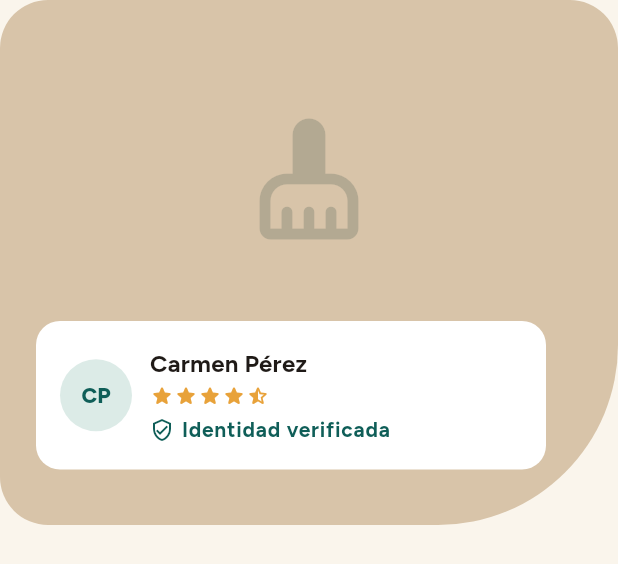
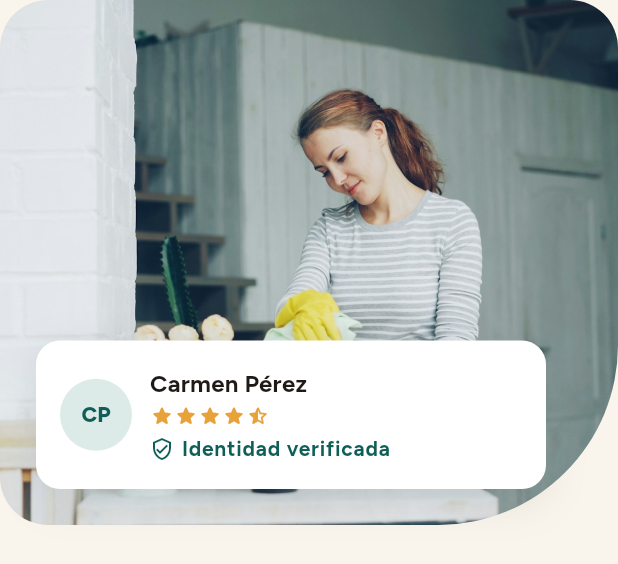
Before and after one commit to Dcarvajal13/limpiaya, a Flutter app: the _BloqueImagen widget shown alone on an empty page, opened directly, on a phone screen of 412 x 824 dp. Shown: the top 564 px of the screen. Run offline on Flutter 3.47's test engine with Material 3 defaults, Android fonts, the phone set to English and light mode, and no system bars; our stand-ins replace flutter_riverpod, go_router, google_fonts, supabase_flutter; accounts and stored records are empty; statements that could not run were skipped.

Commit message:
feat(HU-62): foto en el bloque para trabajadoras

```diff
--- a/lib/presentation/screens/landing/widgets/seccion_trabajadoras.dart
+++ b/lib/presentation/screens/landing/widgets/seccion_trabajadoras.dart
@@ -40,51 +40,62 @@ class SeccionTrabajadoras extends StatelessWidget {
   }
 }
 
-/// Espacio reservado para una foto real. Mientras tanto muestra una
-/// tarjeta de ejemplo de una trabajadora.
+/// Foto de una trabajadora con una tarjeta de ejemplo encima.
 ///
-/// TODO: cuando tengamos una foto propia, ponerla en assets/ y usar
-/// DecorationImage aquí.
+/// La foto está en assets/images/trabajadora.jpg. Si no carga, se ve el
+/// bloque arena de fondo y la tarjeta igual.
 class _BloqueImagen extends StatelessWidget {
   const _BloqueImagen();
+
+  static const _foto = 'assets/images/trabajadora.jpg';
+
+  static const _forma = BorderRadius.only(
+    topLeft: Radius.circular(32),
+    topRight: Radius.circular(32),
+    bottomLeft: Radius.circular(32),
+    bottomRight: Radius.circular(120),
+  );
 
   @override
   Widget build(BuildContext context) {
     final textos = Theme.of(context).textTheme;
     final movil = Responsive.esMovil(context);
 
-    return Container(
-      constraints: BoxConstraints(minHeight: movil ? 350 : 480),
-      decoration: const BoxDecoration(
-        color: AppColors.arenaOscura,
-        borderRadius: BorderRadius.only(
-          topLeft: Radius.circular(32),
-          topRight: Radius.circular(32),
-          bottomLeft: Radius.circular(32),
-          bottomRight: Radius.circular(120),
-        ),
-      ),
-      padding: const EdgeInsets.all(24),
-      child: Column(
-        mainAxisSize: MainAxisSize.min,
-        crossAxisAlignment: CrossAxisAlignment.start,
+    return SizedBox(
+      height: movil ? 350 : 480,
+      child: Stack(
         children: [
-          SizedBox(
-            height: movil ? 190 : 300,
-            child: Center(
-              child: Icon(
-                Icons.cleaning_services_rounded,
-                size: movil ? 88 : 120,
-                color: AppColors.primarioOscuro.withValues(alpha: 0.18),
+          Positioned.fill(
+            child: ClipRRect(
+              borderRadius: _forma,
+              child: Image.asset(
+                _foto,
+                fit: BoxFit.cover,
+                semanticLabel: 'Una trabajadora limpiando una casa',
+                errorBuilder: (context, error, stackTrace) =>
+                    const ColoredBox(color: AppColors.arenaOscura),
               ),
             ),
           ),
-          Container(
+          Positioned(
+            left: 24,
+            right: 24,
+            bottom: 24,
+            child: Align(
+              alignment: Alignment.bottomLeft,
+              child: Container(
                 constraints: const BoxConstraints(maxWidth: 340),
                 padding: const EdgeInsets.all(16),
                 decoration: BoxDecoration(
                   color: AppColors.superficie,
                   borderRadius: BorderRadius.circular(16),
+                  boxShadow: [
+                    BoxShadow(
+                      color: AppColors.primarioOscuro.withValues(alpha: 0.12),
+                      blurRadius: 24,
+                      offset: const Offset(0, 8),
+                    ),
+                  ],
                 ),
                 child: Row(
                   children: [
@@ -103,6 +114,8 @@ class _BloqueImagen extends StatelessWidget {
                       ),
                     ),
                   ],
+                ),
+              ),
             ),
           ),
         ],
--- a/pubspec.yaml
+++ b/pubspec.yaml
@@ -60,6 +60,8 @@ flutter:
   # included with your application, so that you can use the icons in
   # the material Icons class.
   uses-material-design: true
+  assets:
+    - assets/images/
 
   # To add assets to your application, add an assets section, like this:
   # assets:
```
Also changed, not shown: assets/images/trabajadora.jpg (added). Lines whose indentation alone changed are shown as unchanged.
